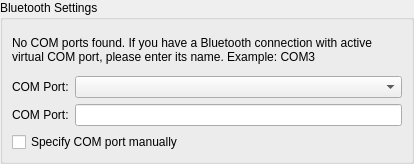
This is plugins/robots/interpreters/nxtKitInterpreter/src/nxtAdditionalPreferences.ui in qreal/qreal as Qt 5 draws it before an edit. The edited form follows.
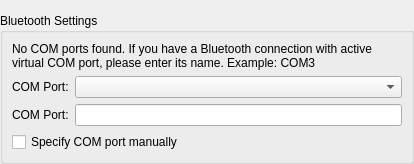
This is the edited form. Custom widgets are drawn as their Qt base class.

Commit message: Path to robot in 2D made customizable

```diff
--- a/plugins/robots/interpreters/nxtKitInterpreter/src/nxtAdditionalPreferences.ui
+++ b/plugins/robots/interpreters/nxtKitInterpreter/src/nxtAdditionalPreferences.ui
@@ -13,7 +13,7 @@
   <property name="windowTitle">
    <string>Form</string>
   </property>
-  <layout class="QHBoxLayout" name="horizontalLayout">
+  <layout class="QVBoxLayout" name="verticalLayout">
    <property name="leftMargin">
     <number>0</number>
    </property>
@@ -26,6 +26,10 @@
    <property name="bottomMargin">
     <number>0</number>
    </property>
+   <item>
+    <widget class="qReal::ui::ImagePicker" name="robotImagePicker">
+    </widget>
+   </item>
    <item>
     <widget class="QGroupBox" name="bluetoothSettingsGroupBox">
      <property name="title">
@@ -81,6 +85,14 @@
    </item>
   </layout>
  </widget>
+ <customwidgets>
+  <customwidget>
+   <class>qReal::ui::ImagePicker</class>
+   <extends>QWidget</extends>
+   <header>qrutils/widgets/imagePicker.h</header>
+   <container>1</container>
+  </customwidget>
+ </customwidgets>
  <resources/>
  <connections/>
 </ui>
```
The commit also changes 42 other files.
